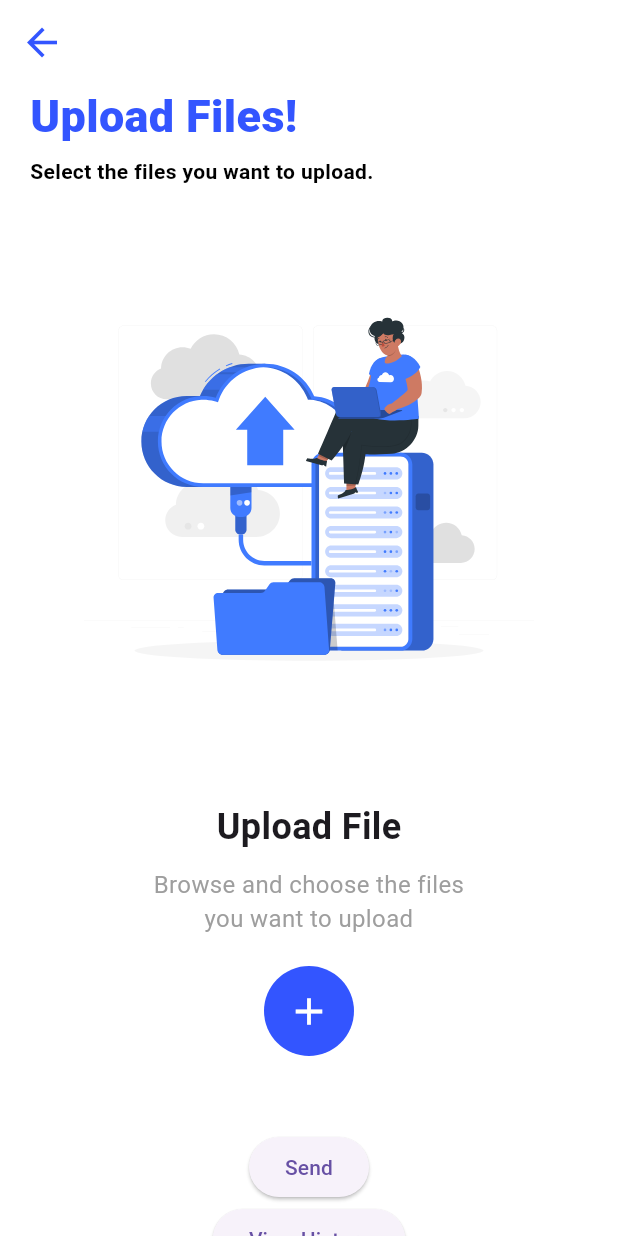
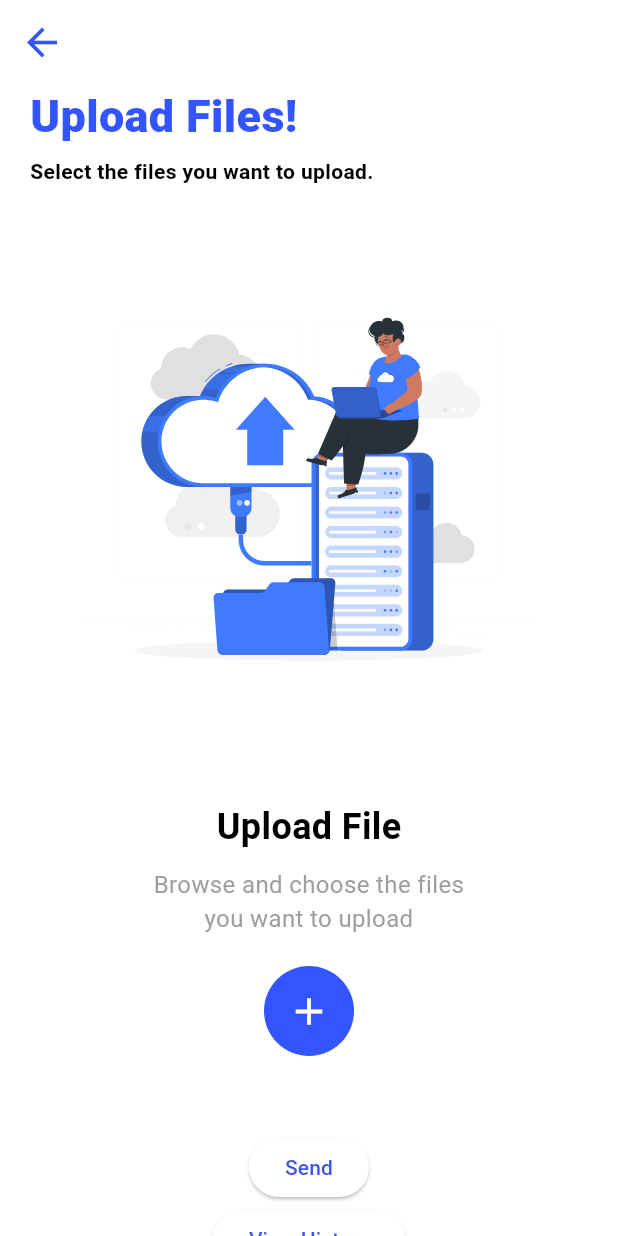
Before and after one commit to Pranavcm-07/spectrum25, a Flutter app: the UploadScreen screen opened directly, on a phone screen of 412 x 824 dp. Run offline on Flutter 3.47's test engine with Material 3 defaults, Android fonts, the phone set to English and light mode, and no system bars; our stand-ins replace file_picker, firebase_auth, firebase_core, flutter_dotenv, flutter_svg, shared_preferences; accounts and stored records are empty.

Commit message:
added theme

```diff
--- a/app-frontend/lib/screens/signup_screen.dart
+++ b/app-frontend/lib/screens/signup_screen.dart
@@ -159,7 +159,8 @@ import 'package:flutter_application_1/screens/upload_screen.dart';
 import 'home_screen.dart';
 import 'package:flutter_application_1/utils/color_utils.dart';
 import 'package:flutter_application_1/reusable_widgets/reusable_widget.dart';
-
+import 'package:provider/provider.dart';
+import 'package:flutter_application_1/themes/theme_provider.dart';
 class SignUpScreen extends StatefulWidget {
   const SignUpScreen({super.key});
 
--- /dev/null
+++ b/app-frontend/lib/themes/dark_mode.dart
@@ -0,0 +1,11 @@
+import 'package:flutter/material.dart';
+
+ThemeData darkMode = ThemeData(
+  colorScheme: ColorScheme.dark(
+    background: Color(0xFF121212),     // Dark background
+    primary: Color(0xFF3B55E6),        // Keep same blue for consistency
+    secondary: Color(0xFF1E1E1E),      // Input field background
+    tertiary: Color(0xFF2C2C2C),       // Cards or containers
+    inversePrimary: Colors.white,      // Text on dark
+  ),
+);
--- /dev/null
+++ b/app-frontend/lib/themes/light_mode.dart
@@ -0,0 +1,11 @@
+import 'package:flutter/material.dart';
+
+ThemeData lightMode = ThemeData(
+  colorScheme: ColorScheme.light(
+    background: Colors.white,
+    primary: Color(0xFF3B55E6),        // Blue button and headings
+    secondary: Color(0xFFF2F2F2),       // Input field background
+    tertiary: Colors.white,            // General cards or containers
+    inversePrimary: Colors.black87,    // Text on white
+  ),
+);
--- /dev/null
+++ b/app-frontend/lib/themes/theme_provider.dart
@@ -0,0 +1,21 @@
+import 'package:flutter/material.dart';
+import 'package:flutter_application_1/themes/light_mode.dart';
+import 'package:flutter_application_1/themes/dark_mode.dart';
+
+class ThemeProvider extends ChangeNotifier{
+  ThemeData _themeData =lightMode;
+  ThemeData get themeData => _themeData;
+  bool get isDarkMode => _themeData==darkMode;
+  set themeData(ThemeData themeData){
+    _themeData = themeData;
+    notifyListeners();
+  }
+  void toogleTheme(){
+    if(_themeData==lightMode){
+      themeData=darkMode;
+    }
+    else{
+      themeData=lightMode;
+    }
+  }
+}
--- a/app-frontend/pubspec.yaml
+++ b/app-frontend/pubspec.yaml
@@ -42,6 +42,7 @@ dependencies:
   flutter_dotenv: ^5.2.1
   supabase_flutter: ^2.8.3
   shared_preferences: ^2.5.2
+  provider: ^6.1.4
 
 dev_dependencies:
   flutter_test:
```
Also changed, not shown: app-frontend/lib/main.dart (+79 -33 lines), app-frontend/lib/screens/signin_screen.dart (+11 -0 lines), app-frontend/pubspec.lock.
